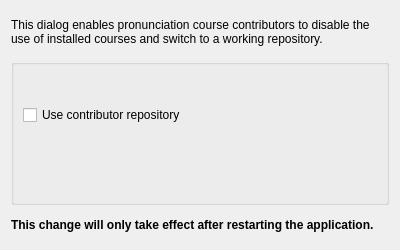
Old version of the form src/ui/resourcesdialogpage.ui in the repository KDE/artikulate.
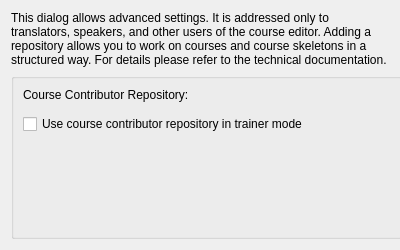
New version of the form. Custom widgets are drawn as their Qt base class.

Commit message:
Prepare settings for restricting use of repository.
In the future the only available resources in the editor will
come from the repository and optional a user can also use courses
from repository at trainer.

The reason is that otherwise it is very complicated to uses
downloaded courses since their recordings or phrases my change and
we must avoid loosing such changes.

Patch:
```diff
--- a/src/ui/resourcesdialogpage.ui
+++ b/src/ui/resourcesdialogpage.ui
@@ -10,6 +10,12 @@
     <height>250</height>
    </rect>
   </property>
+  <property name="sizePolicy">
+   <sizepolicy hsizetype="Expanding" vsizetype="Expanding">
+    <horstretch>0</horstretch>
+    <verstretch>0</verstretch>
+   </sizepolicy>
+  </property>
   <property name="minimumSize">
    <size>
     <width>400</width>
@@ -22,38 +28,39 @@
     <height>0</height>
    </size>
   </property>
-  <layout class="QVBoxLayout" name="verticalLayout">
-   <item>
-    <widget class="QLabel" name="label">
-     <property name="sizePolicy">
-      <sizepolicy hsizetype="Preferred" vsizetype="Fixed">
-       <horstretch>0</horstretch>
-       <verstretch>0</verstretch>
-      </sizepolicy>
-     </property>
-     <property name="minimumSize">
-      <size>
-       <width>0</width>
-       <height>0</height>
-      </size>
-     </property>
-     <property name="baseSize">
-      <size>
-       <width>0</width>
-       <height>0</height>
-      </size>
-     </property>
-     <property name="text">
-      <string>This dialog enables pronunciation course contributors to disable the use of installed courses and switch to a working repository.</string>
-     </property>
-     <property name="wordWrap">
-      <bool>true</bool>
-     </property>
-    </widget>
-   </item>
-   <item>
+  <layout class="QGridLayout" name="gridLayout_2">
+   <item row="2" column="0">
     <widget class="KButtonGroup" name="kbuttongroup">
+     <property name="sizePolicy">
+      <sizepolicy hsizetype="Preferred" vsizetype="Expanding">
+       <horstretch>0</horstretch>
+       <verstretch>0</verstretch>
+      </sizepolicy>
+     </property>
+     <property name="minimumSize">
+      <size>
+       <width>392</width>
+       <height>0</height>
+      </size>
+     </property>
      <layout class="QGridLayout" name="gridLayout">
+      <item row="2" column="0">
+       <widget class="QCheckBox" name="kcfg_UseCourseRepository">
+        <property name="toolTip">
+         <string>Use this option only if you are a course contributor and you are working on a course repository.</string>
+        </property>
+        <property name="text">
+         <string>Use course contributor repository in trainer mode</string>
+        </property>
+       </widget>
+      </item>
+      <item row="0" column="0">
+       <widget class="QLabel" name="label_2">
+        <property name="text">
+         <string>Course Contributor Repository:</string>
+        </property>
+       </widget>
+      </item>
       <item row="1" column="0">
        <widget class="KUrlRequester" name="kcfg_CourseRepositoryPath">
         <property name="sizePolicy">
@@ -70,35 +77,44 @@
         </property>
        </widget>
       </item>
-      <item row="0" column="0">
-       <widget class="QCheckBox" name="kcfg_UseCourseRepository">
-        <property name="toolTip">
-         <string>Use this option only if you are a course contributor and you are working on a course repository.</string>
+      <item row="3" column="0">
+       <spacer name="verticalSpacer">
+        <property name="orientation">
+         <enum>Qt::Vertical</enum>
         </property>
-        <property name="text">
-         <string>Use contributor repository</string>
+        <property name="sizeHint" stdset="0">
+         <size>
+          <width>20</width>
+          <height>40</height>
+         </size>
         </property>
-       </widget>
+       </spacer>
       </item>
      </layout>
     </widget>
    </item>
-   <item>
-    <widget class="QLabel" name="restartInfo">
+   <item row="1" column="0">
+    <widget class="QLabel" name="label">
      <property name="sizePolicy">
       <sizepolicy hsizetype="Preferred" vsizetype="Fixed">
        <horstretch>0</horstretch>
        <verstretch>0</verstretch>
       </sizepolicy>
      </property>
-     <property name="font">
-      <font>
-       <weight>75</weight>
-       <bold>true</bold>
-      </font>
+     <property name="minimumSize">
+      <size>
+       <width>0</width>
+       <height>0</height>
+      </size>
+     </property>
+     <property name="baseSize">
+      <size>
+       <width>0</width>
+       <height>0</height>
+      </size>
      </property>
      <property name="text">
-      <string>This change will only take effect after restarting the application.</string>
+      <string>This dialog allows advanced settings. It is addressed only to translators, speakers, and other users of the course editor. Adding a repository allows you to work on courses and course skeletons in a structured way. For details please refer to the technical documentation.</string>
      </property>
      <property name="wordWrap">
       <bool>true</bool>
```
The commit also changes 1 other file.
